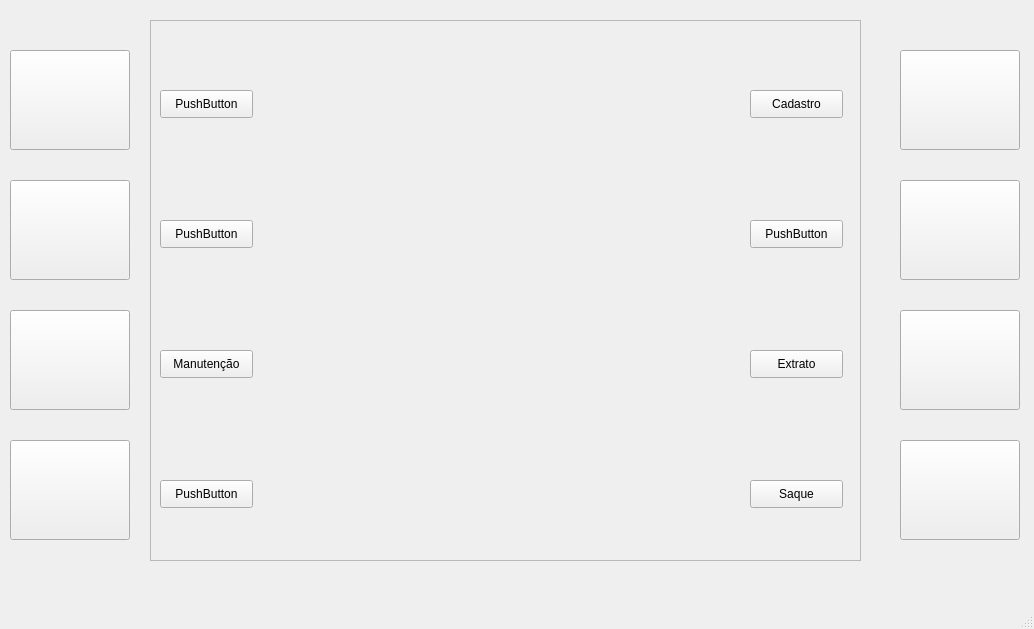
KailonFreire/Caixa-eletronico-python, file interface/telainicial.ui: the form before one commit.
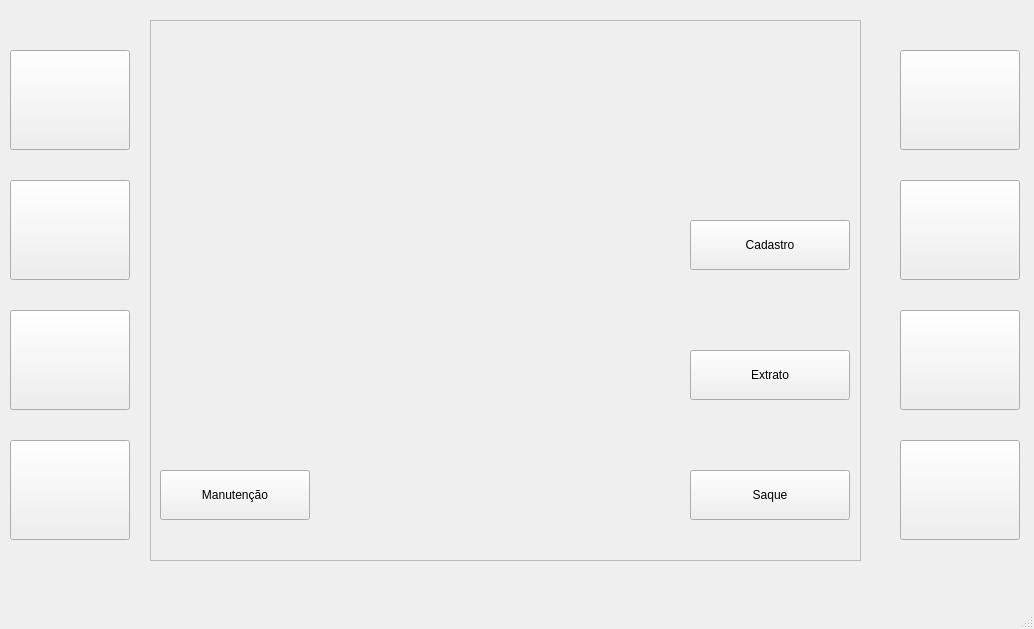
The form after the commit.

The edit to the form file:
```diff
--- a/interface/telainicial.ui
+++ b/interface/telainicial.ui
@@ -42,91 +42,39 @@
     <property name="frameShadow">
      <enum>QFrame::Raised</enum>
     </property>
-    <widget class="QPushButton" name="pushButton">
-     <property name="geometry">
-      <rect>
-       <x>10</x>
-       <y>70</y>
-       <width>93</width>
-       <height>28</height>
-      </rect>
-     </property>
-     <property name="text">
-      <string>PushButton</string>
-     </property>
-    </widget>
-    <widget class="QPushButton" name="pushButton_2">
-     <property name="geometry">
-      <rect>
-       <x>10</x>
-       <y>200</y>
-       <width>93</width>
-       <height>28</height>
-      </rect>
-     </property>
-     <property name="text">
-      <string>PushButton</string>
-     </property>
-    </widget>
     <widget class="QPushButton" name="manutencaoBtn">
      <property name="geometry">
       <rect>
        <x>10</x>
-       <y>330</y>
-       <width>93</width>
-       <height>28</height>
+       <y>450</y>
+       <width>150</width>
+       <height>50</height>
       </rect>
      </property>
      <property name="text">
       <string>Manutenção</string>
      </property>
     </widget>
-    <widget class="QPushButton" name="pushButton_4">
-     <property name="geometry">
-      <rect>
-       <x>10</x>
-       <y>460</y>
-       <width>93</width>
-       <height>28</height>
-      </rect>
-     </property>
-     <property name="text">
-      <string>PushButton</string>
-     </property>
-    </widget>
     <widget class="QPushButton" name="cadastroBtn">
      <property name="geometry">
       <rect>
-       <x>600</x>
-       <y>70</y>
-       <width>93</width>
-       <height>28</height>
+       <x>540</x>
+       <y>200</y>
+       <width>160</width>
+       <height>50</height>
       </rect>
      </property>
      <property name="text">
       <string>Cadastro</string>
      </property>
     </widget>
-    <widget class="QPushButton" name="pushButton_14">
-     <property name="geometry">
-      <rect>
-       <x>600</x>
-       <y>200</y>
-       <width>93</width>
-       <height>28</height>
-      </rect>
-     </property>
-     <property name="text">
-      <string>PushButton</string>
-     </property>
-    </widget>
     <widget class="QPushButton" name="extratoBtn">
      <property name="geometry">
       <rect>
-       <x>600</x>
+       <x>540</x>
        <y>330</y>
-       <width>93</width>
-       <height>28</height>
+       <width>160</width>
+       <height>50</height>
       </rect>
      </property>
      <property name="text">
@@ -136,10 +84,10 @@
     <widget class="QPushButton" name="saqueBtn">
      <property name="geometry">
       <rect>
-       <x>600</x>
-       <y>460</y>
-       <width>93</width>
-       <height>28</height>
+       <x>540</x>
+       <y>450</y>
+       <width>160</width>
+       <height>50</height>
       </rect>
      </property>
      <property name="text">
```
